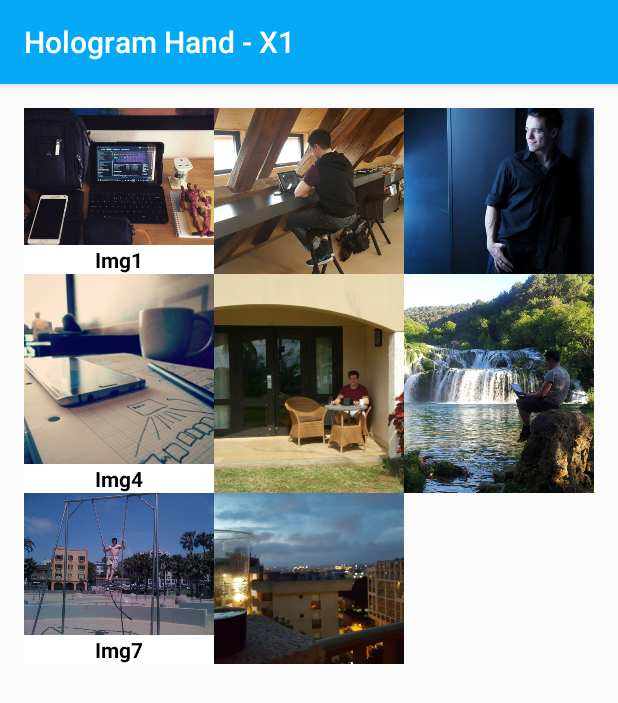
After one commit to Marvix8/HologramHand, an Android app: the ImageGallery screen opened directly, with no data from a screen before it, on a phone screen of 412 x 824 dp. The commit adds this screen. Shown: the top 703 px of the screen. Run offline under Robolectric (Android 15) with nearby library versions, the phone set to English and light mode, and no system bars.

Commit message:
Primer Galeria

```diff
--- a/Android/app/build.gradle
+++ b/Android/app/build.gradle
@@ -26,4 +26,5 @@ dependencies {
     testImplementation 'junit:junit:4.12'
     androidTestImplementation 'androidx.test.ext:junit:1.1.1'
     androidTestImplementation 'androidx.test.espresso:espresso-core:3.2.0'
+    implementation 'androidx.recyclerview:recyclerview:1.0.0'
 }
--- a/Android/app/src/main/AndroidManifest.xml
+++ b/Android/app/src/main/AndroidManifest.xml
@@ -9,9 +9,10 @@
         android:roundIcon="@mipmap/ic_launcher_round"
         android:supportsRtl="true"
         android:theme="@style/AppTheme">
+        <activity android:name=".ImageGallery"></activity>
         <activity
             android:name=".AboutUs"
-            android:parentActivityName=".MainActivity"></activity>
+            android:parentActivityName=".MainActivity" />
         <activity android:name=".MainActivity">
             <intent-filter>
                 <action android:name="android.intent.action.MAIN" />
--- /dev/null
+++ b/Android/app/src/main/java/com/unlam/hologramhand/Adapter.java
@@ -0,0 +1,60 @@
+package com.unlam.hologramhand;
+
+import android.content.Context;
+import android.view.LayoutInflater;
+import android.view.View;
+import android.view.ViewGroup;
+import android.widget.ImageView;
+import android.widget.TextView;
+import android.widget.Toast;
+
+import androidx.recyclerview.widget.RecyclerView;
+
+import java.util.ArrayList;
+
+public class Adapter extends RecyclerView.Adapter<Adapter.ViewHolder> {
+
+    private ArrayList<CreateImageList> galleryList;
+    private Context context;
+
+    public Adapter(Context context, ArrayList<CreateImageList> galleryList) {
+        this.galleryList = galleryList;
+        this.context = context;
+    }
+
+    @Override
+    public Adapter.ViewHolder onCreateViewHolder(ViewGroup viewGroup, int i) {
+        View view = LayoutInflater.from(viewGroup.getContext()).inflate(R.layout.cell_layout, viewGroup, false);
+        return new ViewHolder(view);
+    }
+
+    @Override
+    public void onBindViewHolder(Adapter.ViewHolder viewHolder, int i) {
+        viewHolder.title.setText(galleryList.get(i).getImage_title());
+        viewHolder.img.setScaleType(ImageView.ScaleType.CENTER_CROP);
+        viewHolder.img.setImageResource((galleryList.get(i).getImage_ID()));
+        viewHolder.img.setOnClickListener(new View.OnClickListener() {
+            @Override
+            public void onClick(View v) {
+                Toast.makeText(context,"Image",Toast.LENGTH_SHORT).show();
+            }
+        });
+    }
+
+    @Override
+    public int getItemCount() {
+        return galleryList.size();
+    }
+
+    public class ViewHolder extends RecyclerView.ViewHolder {
+        private TextView title;
+        private ImageView img;
+
+        public ViewHolder(View view) {
+            super(view);
+
+            title = (TextView) view.findViewById(R.id.title);
+            img = (ImageView) view.findViewById(R.id.img);
+        }
+    }
+}
--- /dev/null
+++ b/Android/app/src/main/java/com/unlam/hologramhand/CreateImageList.java
@@ -0,0 +1,23 @@
+package com.unlam.hologramhand;
+
+public class CreateImageList {
+
+    private String image_title;
+    private Integer image_id;
+
+    public String getImage_title() {
+        return image_title;
+    }
+
+    public void setImage_title(String android_version_name) {
+        this.image_title = android_version_name;
+    }
+
+    public Integer getImage_ID() {
+        return image_id;
+    }
+
+    public void setImage_ID(Integer android_image_url) {
+        this.image_id = android_image_url;
+    }
+}
--- /dev/null
+++ b/Android/app/src/main/java/com/unlam/hologramhand/ImageGallery.java
@@ -0,0 +1,66 @@
+package com.unlam.hologramhand;
+
+import androidx.appcompat.app.AppCompatActivity;
+import androidx.recyclerview.widget.GridLayoutManager;
+import androidx.recyclerview.widget.RecyclerView;
+
+import android.os.Bundle;
+
+import java.util.ArrayList;
+
+public class ImageGallery extends AppCompatActivity {
+
+
+    private final String image_titles[] = {
+            "Img1",
+            "Img2",
+            "Img3",
+            "Img4",
+            "Img5",
+            "Img6",
+            "Img7",
+            "Img8",
+
+
+    };
+
+    private final Integer image_ids[] = {
+            R.drawable.img1,
+            R.drawable.img2,
+            R.drawable.img3,
+            R.drawable.img4,
+            R.drawable.img5,
+            R.drawable.img6,
+            R.drawable.img7,
+            R.drawable.img8,
+
+
+    };
+    @Override
+    protected void onCreate(Bundle savedInstanceState) {
+        super.onCreate(savedInstanceState);
+        setContentView(R.layout.activity_image_gallery);
+
+
+        RecyclerView recyclerView = (RecyclerView)findViewById(R.id.imagegallery);
+        recyclerView.setHasFixedSize(true);
+
+        RecyclerView.LayoutManager layoutManager = new GridLayoutManager(getApplicationContext(),3);
+        recyclerView.setLayoutManager(layoutManager);
+
+        ArrayList<CreateImageList> createLists = prepareData();
+        Adapter adapter = new Adapter(getApplicationContext(), createLists);
+        recyclerView.setAdapter(adapter);
+    }
+
+    private ArrayList<CreateImageList> prepareData(){
+        ArrayList<CreateImageList> theimage = new ArrayList<>();
+        for(int i = 0; i< image_titles.length; i++){
+            CreateImageList createList = new CreateImageList();
+            createList.setImage_title(image_titles[i]);
+            createList.setImage_ID(image_ids[i]);
+            theimage.add(createList);
+        }
+        return theimage;
+    }
+}
--- a/Android/app/src/main/java/com/unlam/hologramhand/MainActivity.java
+++ b/Android/app/src/main/java/com/unlam/hologramhand/MainActivity.java
@@ -13,8 +13,14 @@ public class MainActivity extends AppCompatActivity {
         super.onCreate(savedInstanceState);
         setContentView(R.layout.activity_main);
     }
+
     public void openAboutUs(View view){
         Intent intent = new Intent(this, AboutUs.class);
         startActivity(intent);
     }
+
+    public void openImageGallery(View view){
+        Intent intent = new Intent(this, ImageGallery.class);
+        startActivity(intent);
+    }
 }
--- /dev/null
+++ b/Android/app/src/main/res/layout/activity_image_gallery.xml
@@ -0,0 +1,16 @@
+<?xml version="1.0" encoding="utf-8"?>
+<RelativeLayout xmlns:android="http://schemas.android.com/apk/res/android"
+    xmlns:tools="http://schemas.android.com/tools"
+    android:layout_width="match_parent"
+    android:layout_height="match_parent"
+    android:paddingLeft="@dimen/activity_horizontal_margin"
+    android:paddingTop="@dimen/activity_vertical_margin"
+    android:paddingRight="@dimen/activity_horizontal_margin"
+    android:paddingBottom="@dimen/activity_vertical_margin"
+    tools:context="com.unlam.hologramhand.ImageGallery">
+
+    <androidx.recyclerview.widget.RecyclerView
+        android:id="@+id/imagegallery"
+        android:layout_width="match_parent"
+        android:layout_height="match_parent" />
+</RelativeLayout>
--- a/Android/app/src/main/res/layout/activity_main.xml
+++ b/Android/app/src/main/res/layout/activity_main.xml
@@ -22,6 +22,7 @@
         android:id="@+id/mainMenuButton"
         android:layout_width="0dp"
         android:layout_height="0dp"
+        android:onClick="openImageGallery"
         app:layout_constraintBottom_toTopOf="@+id/mainButtonBottomGuideline"
         app:layout_constraintEnd_toEndOf="parent"
         app:layout_constraintHorizontal_bias="0.0"
--- /dev/null
+++ b/Android/app/src/main/res/layout/cell_layout.xml
@@ -0,0 +1,20 @@
+<LinearLayout xmlns:android="http://schemas.android.com/apk/res/android"
+    android:layout_width="match_parent"
+    android:layout_height="wrap_content"
+    android:background="#FFFFFF"
+    android:orientation="vertical">
+
+    <ImageView
+        android:id="@+id/img"
+        android:layout_width="match_parent"
+        android:layout_height="match_parent"
+        android:adjustViewBounds="true" />
+
+    <TextView
+        android:id="@+id/title"
+        android:layout_width="wrap_content"
+        android:layout_height="wrap_content"
+        android:layout_gravity="center"
+        android:textColor="#000"
+        android:textStyle="bold" />
+</LinearLayout>
--- /dev/null
+++ b/Android/app/src/main/res/values/dimens.xml
@@ -0,0 +1,5 @@
+<resources>
+    <!-- Default screen margins, per the Android Design guidelines. -->
+    <dimen name="activity_horizontal_margin">16dp</dimen>
+    <dimen name="activity_vertical_margin">16dp</dimen>
+</resources>
```
Also changed, not shown: Android/app/src/main/res/drawable/img1.png (added), Android/app/src/main/res/drawable/img2.jpg (added), Android/app/src/main/res/drawable/img3.jpg (added), Android/app/src/main/res/drawable/img4.jpg (added), Android/app/src/main/res/drawable/img5.jpg (added), Android/app/src/main/res/drawable/img6.jpg (added), Android/app/src/main/res/drawable/img7.jpg (added), Android/app/src/main/res/drawable/img8.jpg (added).
